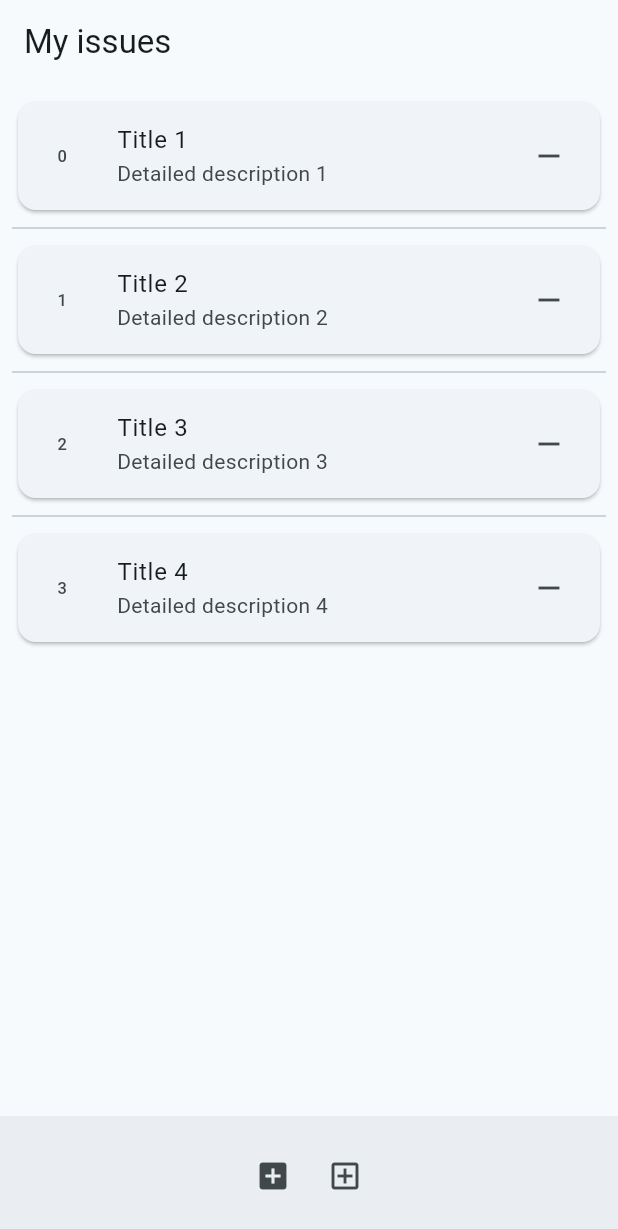
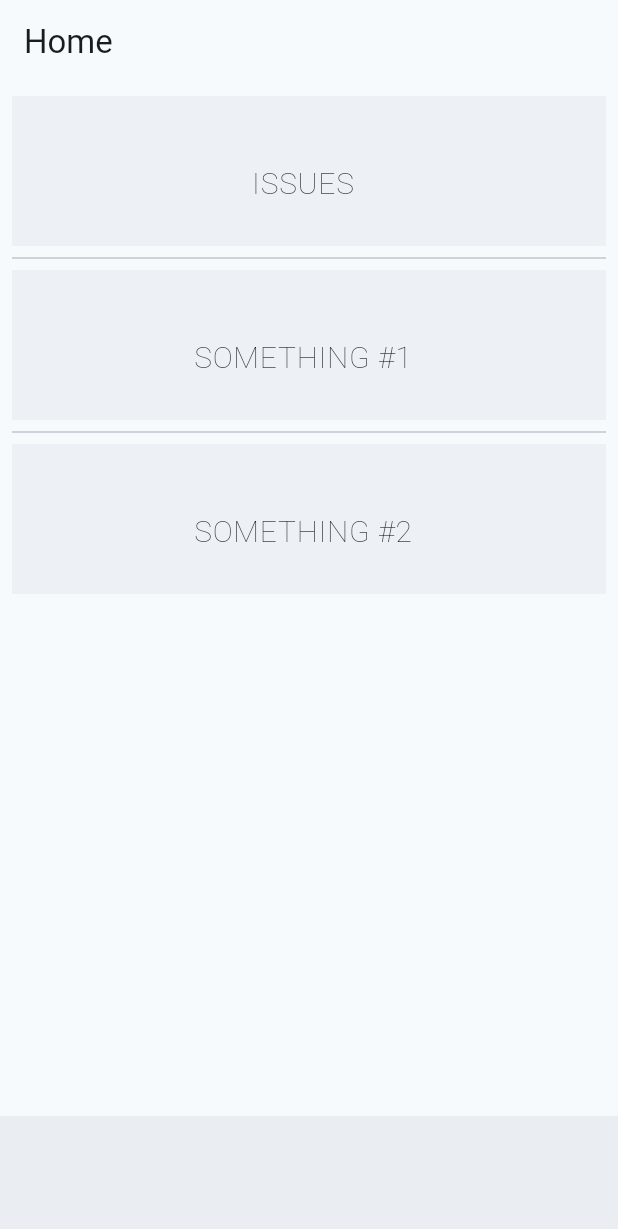
Before and after one commit to fryderykst/fto_app, a Flutter app: the screen it shows after launch, on a phone screen of 412 x 824 dp. Shown: the top 1229 px of the screen. Run offline on Flutter 3.47's test engine with Material 3 defaults, Android fonts, the phone set to English and light mode, and no system bars.

Commit message:
Add home screen

```diff
--- a/lib/widgets/fto_app/fto_app.dart
+++ b/lib/widgets/fto_app/fto_app.dart
@@ -1,5 +1,5 @@
 import 'package:flutter/material.dart';
-import 'package:fto_app/widgets/issues_list/issues_list_screen.dart';
+import 'package:fto_app/widgets/fto_app/home_screen.dart';
 
 class FTOApp extends StatelessWidget {
   const FTOApp({super.key});
@@ -19,7 +19,7 @@ class FTOApp extends StatelessWidget {
         // scaffoldBackgroundColor: Colors.grey.shade300,
         // colorSchemeSeed: Colors.blueGrey
       ),
-      home: const IssuesListScreen(),
+      home: const HomeScreen(),
     );
   }
 }
--- a/lib/widgets/fto_app/home_screen.dart
+++ b/lib/widgets/fto_app/home_screen.dart
@@ -0,0 +1,101 @@
+import 'package:flutter/material.dart';
+import 'package:fto_app/widgets/issues_list/issues_list_screen.dart';
+
+class HomeScreen extends StatefulWidget {
+  const HomeScreen({super.key});
+  final String title = "Home";
+
+  @override
+  State<HomeScreen> createState() => _HomeScreenState();
+}
+
+class _HomeScreenState extends State<HomeScreen> {
+  @override
+  void initState() {
+    getState();
+
+    super.initState();
+  }
+
+  getState() async {
+    setState(() {});
+  }
+
+  @override
+  Widget build(BuildContext context) {
+    return Scaffold(
+      appBar: AppBar(
+        title: Text(widget.title),
+      ),
+      body: Center(
+        child: ScrollConfiguration(
+          behavior: ScrollConfiguration.of(context).copyWith(scrollbars: false),
+          // child: GridView()
+          child: ListView(
+            padding: const EdgeInsets.all(8),
+            children: [
+              HomeScreenTile(
+                title: "ISSUES",
+                onTapFunc: () {
+                  Navigator.push(
+                    context,
+                    MaterialPageRoute(
+                      builder: (context) => const IssuesListScreen(),
+                    ),
+                  );
+                },
+              ),
+              const Divider(),
+              HomeScreenTile(
+                title: "SOMETHING #1",
+                onTapFunc: () {},
+              ),
+              const Divider(),
+              HomeScreenTile(
+                title: "SOMETHING #2",
+                onTapFunc: () {},
+              ),
+            ],
+          ),
+        ),
+      ),
+      bottomNavigationBar: const BottomAppBar(
+        shape: CircularNotchedRectangle(),
+        child: SizedBox(
+          height: 50.0,
+        ),
+      ),
+    );
+  }
+}
+
+class HomeScreenTile extends StatelessWidget {
+  const HomeScreenTile({super.key, required this.title, required this.onTapFunc});
+  final String title;
+  final Function onTapFunc;
+
+  @override
+  Widget build(BuildContext context) {
+    return SizedBox(
+      height: 100,
+      child: ListTile(
+        shape: const Border(),
+        title: Center(
+          child: Text(
+            title,
+            style: const TextStyle(
+              fontWeight: FontWeight.w200,
+              fontSize: 20,
+              fontFamily: 'Roboto',
+            ),
+          ),
+        ),
+        // tileColor: Colors.blueGrey.shade900,
+        tileColor: Theme.of(context).colorScheme.onInverseSurface,
+        onTap: () {
+          onTapFunc();
+        },
+      ),
+    );
+  }
+}
```
